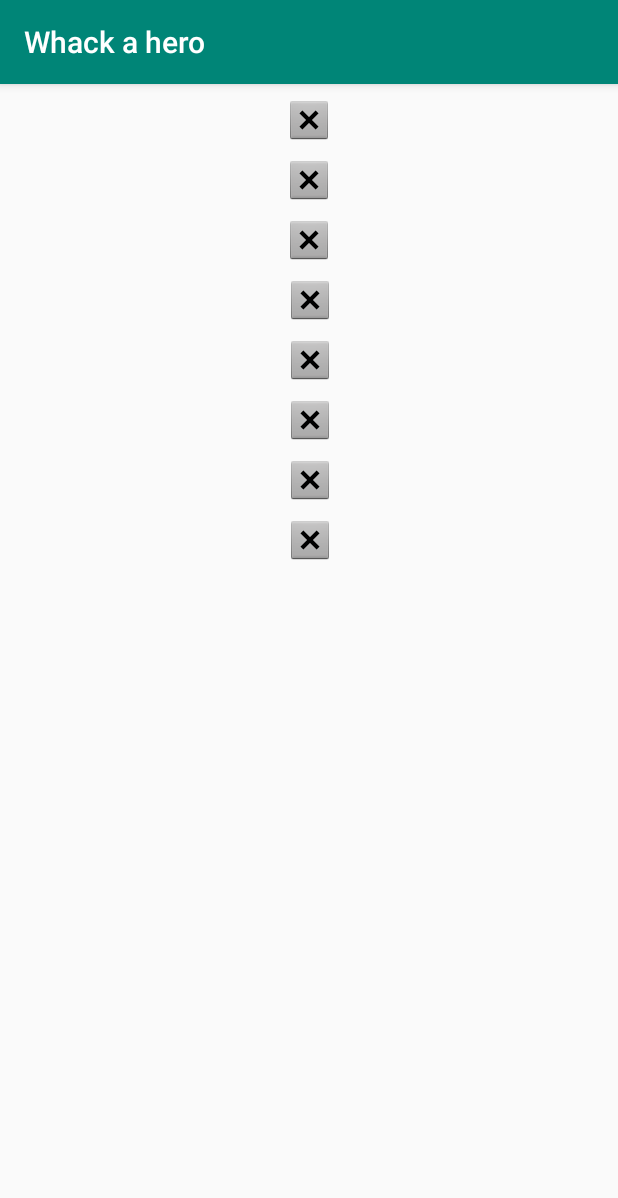
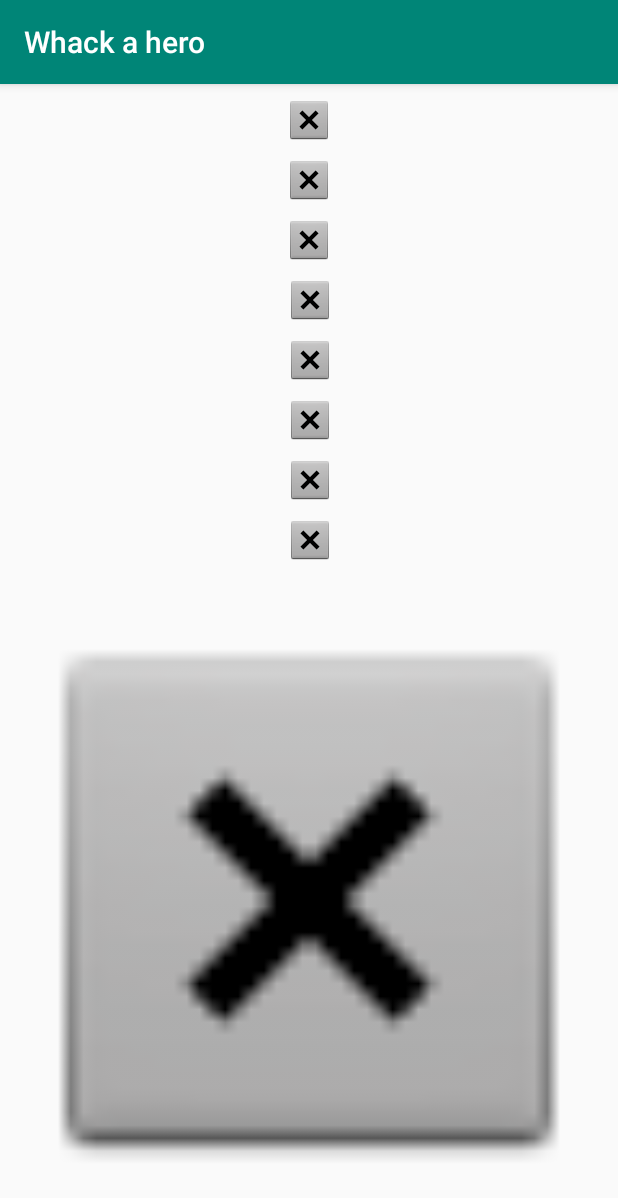
Before and after one commit to pandadod/Whack-a-hero, an Android app: the screen it shows after launch (MainActivity), on a phone screen of 412 x 824 dp. Shown: the top 1198 px of the screen. Run offline under Robolectric (Android 15) with nearby library versions, the phone set to English and light mode, and no system bars; our stand-ins replace Volley; network calls fail; pictures from the network do not load.

Commit message:
ajout de l'image reponse en aléatoire

```diff
--- a/app/src/main/res/layout/activity_main.xml
+++ b/app/src/main/res/layout/activity_main.xml
@@ -90,4 +90,16 @@
         app:layout_constraintStart_toStartOf="parent"
         app:layout_constraintTop_toBottomOf="@+id/iv7"
         app:srcCompat="@android:drawable/btn_dialog" />
+
+    <ImageView
+        android:id="@+id/ivAnswer"
+        android:layout_width="0dp"
+        android:layout_height="0dp"
+        android:layout_marginTop="8dp"
+        android:layout_marginBottom="8dp"
+        app:layout_constraintBottom_toBottomOf="parent"
+        app:layout_constraintEnd_toEndOf="parent"
+        app:layout_constraintStart_toStartOf="parent"
+        app:layout_constraintTop_toBottomOf="@+id/iv8"
+        app:srcCompat="@android:drawable/btn_dialog" />
 </android.support.constraint.ConstraintLayout>
```
Also changed, not shown: app/src/main/java/com/example/whackahero/MainActivity.java (+9 -0 lines).
